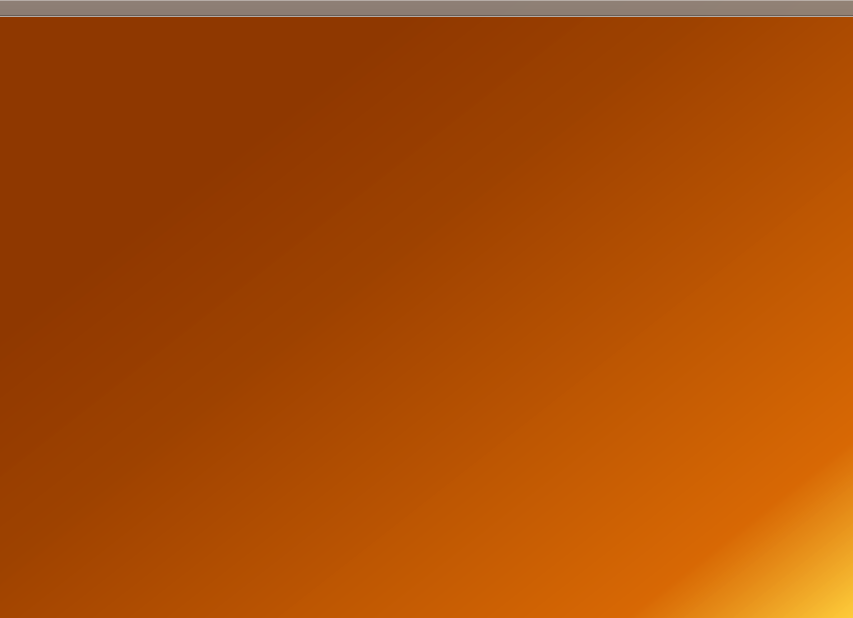
This is ShowSolarData/ShowSolarData/Mainwindow.ui in Dashro/ShowSolarData as Qt 5 draws it before an edit. The edited form follows.
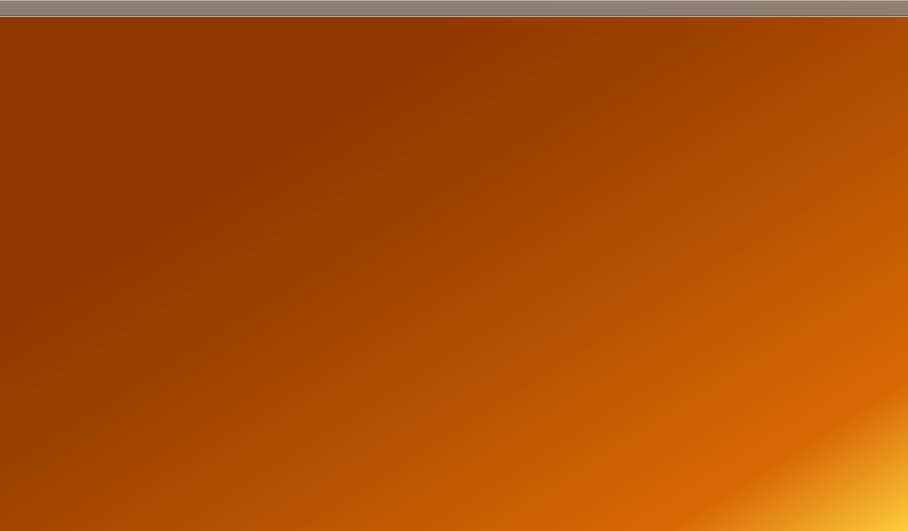
This is the edited form. Icons and pictures are not drawn.

```diff
--- a/ShowSolarData/ShowSolarData/Mainwindow.ui
+++ b/ShowSolarData/ShowSolarData/Mainwindow.ui
@@ -6,8 +6,8 @@
    <rect>
     <x>0</x>
     <y>0</y>
-    <width>853</width>
-    <height>618</height>
+    <width>908</width>
+    <height>531</height>
    </rect>
   </property>
   <property name="windowTitle">
@@ -34,6 +34,9 @@
     <property name="bottomMargin">
      <number>0</number>
     </property>
+    <property name="spacing">
+     <number>0</number>
+    </property>
     <item row="0" column="0">
      <widget class="QStackedWidget" name="stackedWidget">
       <property name="palette">
```
Left out of the diff: 24 changed lines with no effect on the pictures.
